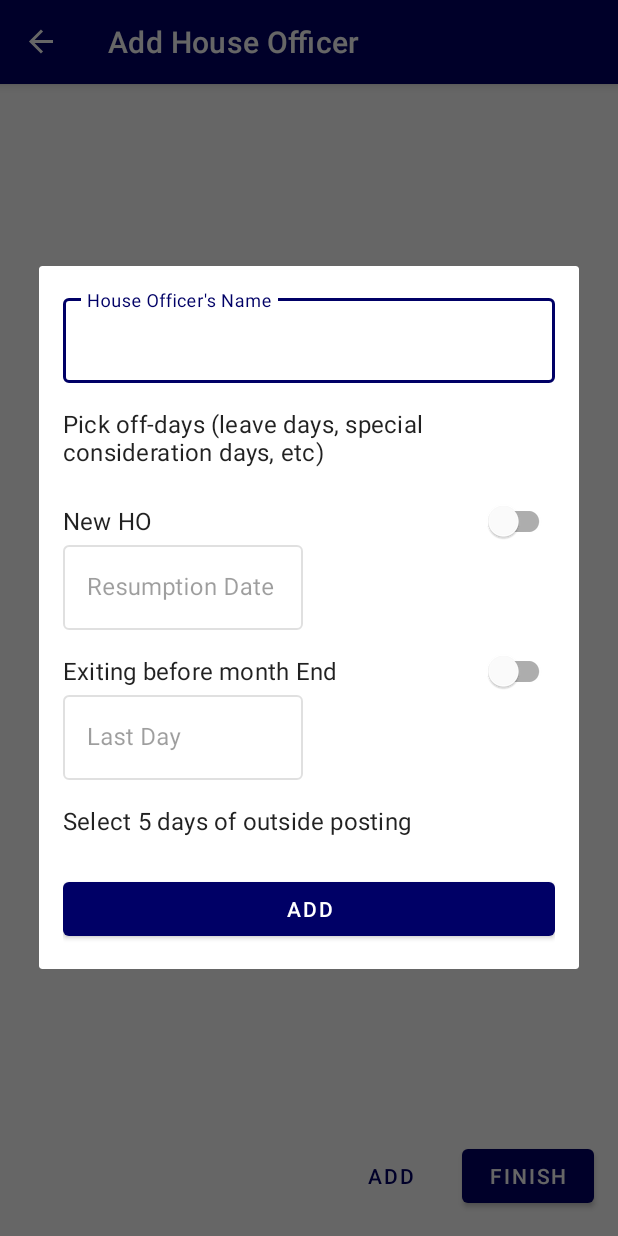
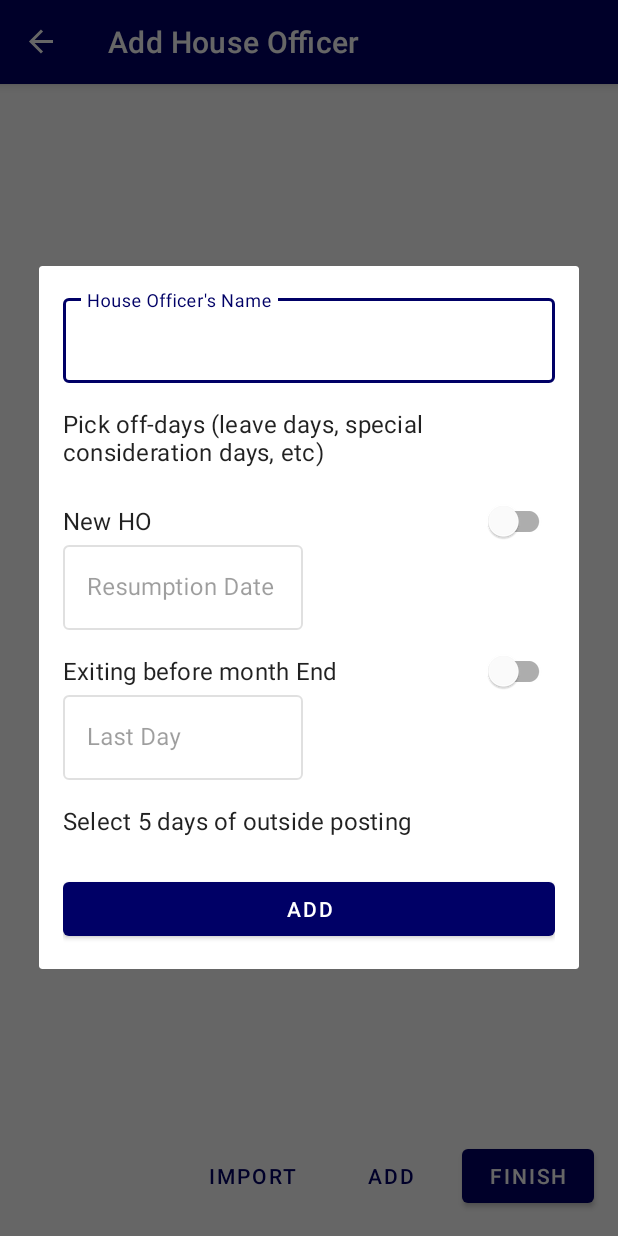
Before and after one commit to O-Thadd/HO-Scheduler, an Android app: the HoListCreationFragment screen opened through its navigation route, after a tap on "ADD", on a phone screen of 412 x 824 dp. Run offline under Robolectric (Android 15) with nearby library versions, the phone set to English and light mode, and no system bars; our stand-ins replace data binding, navigation-ui.

Commit message:
compeleted feature-import HOs from exiting schedule

```diff
--- a/app/src/main/java/com/othadd/hoscheduler/ui/AddHoToListDialogFragment.kt
+++ b/app/src/main/java/com/othadd/hoscheduler/ui/AddHoToListDialogFragment.kt
@@ -7,6 +7,7 @@ import android.view.ViewGroup
 import androidx.fragment.app.DialogFragment
 import androidx.fragment.app.activityViewModels
 import androidx.navigation.fragment.findNavController
+import com.othadd.hoscheduler.SchedulerApplication
 import com.othadd.hoscheduler.databinding.DialogFragmentAddHoToListBinding
 import com.othadd.hoscheduler.ui.recyclerAdapters.DaysSelectionRecyclerAdapter
 import com.othadd.hoscheduler.viewmodel.HoListCreationViewModel
@@ -23,7 +24,10 @@ class AddHoToListDialogFragment : DialogFragment() {
     }
 
     private val sharedViewModel: HoListCreationViewModel by activityViewModels {
-        HoListCreationViewModelFactory()
+        HoListCreationViewModelFactory(
+            (activity?.application as SchedulerApplication).database
+                .monthScheduleDao()
+        )
     }
 
     lateinit var binding: DialogFragmentAddHoToListBinding
--- a/app/src/main/java/com/othadd/hoscheduler/ui/HoListCreationFragment.kt
+++ b/app/src/main/java/com/othadd/hoscheduler/ui/HoListCreationFragment.kt
@@ -7,6 +7,7 @@ import android.view.ViewGroup
 import androidx.fragment.app.Fragment
 import androidx.fragment.app.activityViewModels
 import androidx.navigation.fragment.findNavController
+import com.othadd.hoscheduler.SchedulerApplication
 import com.othadd.hoscheduler.databinding.FragmentHoListCreationBinding
 import com.othadd.hoscheduler.ui.recyclerAdapters.HoListCreationRecyclerAdapter
 import com.othadd.hoscheduler.viewmodel.HoListCreationViewModel
@@ -16,7 +17,10 @@ class HoListCreationFragment : Fragment() {
 
 
     private val sharedViewModel: HoListCreationViewModel by activityViewModels {
-        HoListCreationViewModelFactory()
+        HoListCreationViewModelFactory(
+            (activity?.application as SchedulerApplication).database
+                .monthScheduleDao()
+        )
     }
 
     lateinit var binding: FragmentHoListCreationBinding
@@ -42,9 +46,14 @@ class HoListCreationFragment : Fragment() {
         return binding.root
     }
 
+    fun importHosFromExistingSchedule() {
+        sharedViewModel.loadSchedules()
+        val action =
+            HoListCreationFragmentDirections.actionHoListCreationFragmentToImportHosDialogFragment()
+        findNavController().navigate(action)
+    }
 
     fun addNewHoToList() {
-
         val action =
             HoListCreationFragmentDirections.actionHoListCreationFragmentToAddHoToListFragment()
         findNavController().navigate(action)
--- a/app/src/main/java/com/othadd/hoscheduler/ui/HomeFragment.kt
+++ b/app/src/main/java/com/othadd/hoscheduler/ui/HomeFragment.kt
@@ -32,7 +32,6 @@ class HomeFragment : Fragment() {
         binding = FragmentHomeBinding.inflate(inflater, container, false)
 
         val adapter = MonthSchedulesRecyclerAdapter{
-//            sharedViewModel.loadSingleMonthSchedule(it)
             val action = HomeFragmentDirections.actionHomeFragmentToMonthScheduleOverviewFragment(it)
             findNavController().navigate(action)
         }
--- a/app/src/main/res/layout/fragment_ho_list_creation.xml
+++ b/app/src/main/res/layout/fragment_ho_list_creation.xml
@@ -23,7 +23,8 @@
         <androidx.recyclerview.widget.RecyclerView
             android:id="@+id/recycler_hoListCreation"
             android:layout_width="match_parent"
-            android:layout_height="wrap_content"
+            android:layout_height="0dp"
+            android:layout_marginBottom="8dp"
             app:layoutManager="androidx.recyclerview.widget.LinearLayoutManager"
             app:layout_constraintBottom_toTopOf="@id/btn_finish"
             app:layout_constraintEnd_toEndOf="parent"
@@ -33,6 +34,18 @@
             app:listData="@{viewModel.newMonthScheduleHoList}"
             tools:itemCount="7"
             tools:listitem="@layout/ho_list_generation_list_item" />
+
+        <Button
+            android:id="@+id/btn_import"
+            style="@style/Widget.MaterialComponents.Button.TextButton"
+            android:layout_width="0dp"
+            android:layout_height="wrap_content"
+            android:layout_marginEnd="4dp"
+            android:text="Import"
+            android:onClick="@{() -> hoListCreationFragment.importHosFromExistingSchedule()}"
+            app:layout_constraintBottom_toBottomOf="@id/btn_finish"
+            app:layout_constraintEnd_toStartOf="@id/btn_add"
+            app:layout_constraintTop_toTopOf="@id/btn_finish" />
 
         <Button
             android:id="@+id/btn_add"
--- a/app/src/main/res/navigation/nav_graph.xml
+++ b/app/src/main/res/navigation/nav_graph.xml
@@ -91,6 +91,9 @@
             app:destination="@id/generateNewScheduleFragment"
             app:popUpTo="@id/generateNewScheduleFragment"
             app:popUpToInclusive="true" />
+        <action
+            android:id="@+id/action_hoListCreationFragment_to_importHosDialogFragment"
+            app:destination="@id/importHosDialogFragment" />
     </fragment>
     <dialog
         android:id="@+id/addHoToListFragment"
@@ -107,4 +110,15 @@
                 android:defaultValue="-1" />
         </action>
     </dialog>
+    <dialog
+        android:id="@+id/importHosDialogFragment"
+        android:name="com.othadd.hoscheduler.ui.ImportHosDialogFragment"
+        android:label="fragment_import_hos_dialog"
+        tools:layout="@layout/fragment_import_hos_dialog" >
+        <action
+            android:id="@+id/action_importHosDialogFragment_to_hoListCreationFragment"
+            app:destination="@id/hoListCreationFragment"
+            app:popUpTo="@id/hoListCreationFragment"
+            app:popUpToInclusive="true" />
+    </dialog>
 </navigation>
```
Also changed, not shown: app/src/main/java/com/othadd/hoscheduler/ui/ImportHosDialogFragment.kt (added, +52 -0 lines), app/src/main/java/com/othadd/hoscheduler/utils/Objects.kt (+47 -17 lines), app/src/main/java/com/othadd/hoscheduler/utils/Scheduler.kt (+8 -4 lines), app/src/main/java/com/othadd/hoscheduler/viewmodel/HoListCreationViewModel.kt (+21 -5 lines), app/src/main/res/layout/fragment_import_hos_dialog.xml (added, +29 -0 lines).
